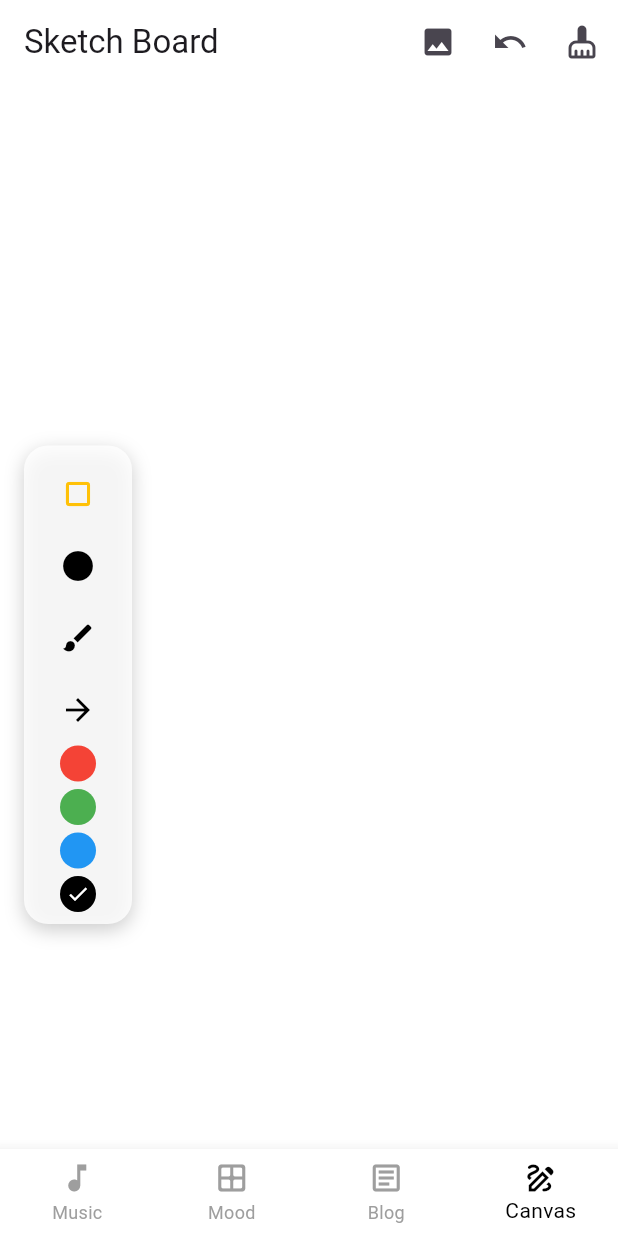
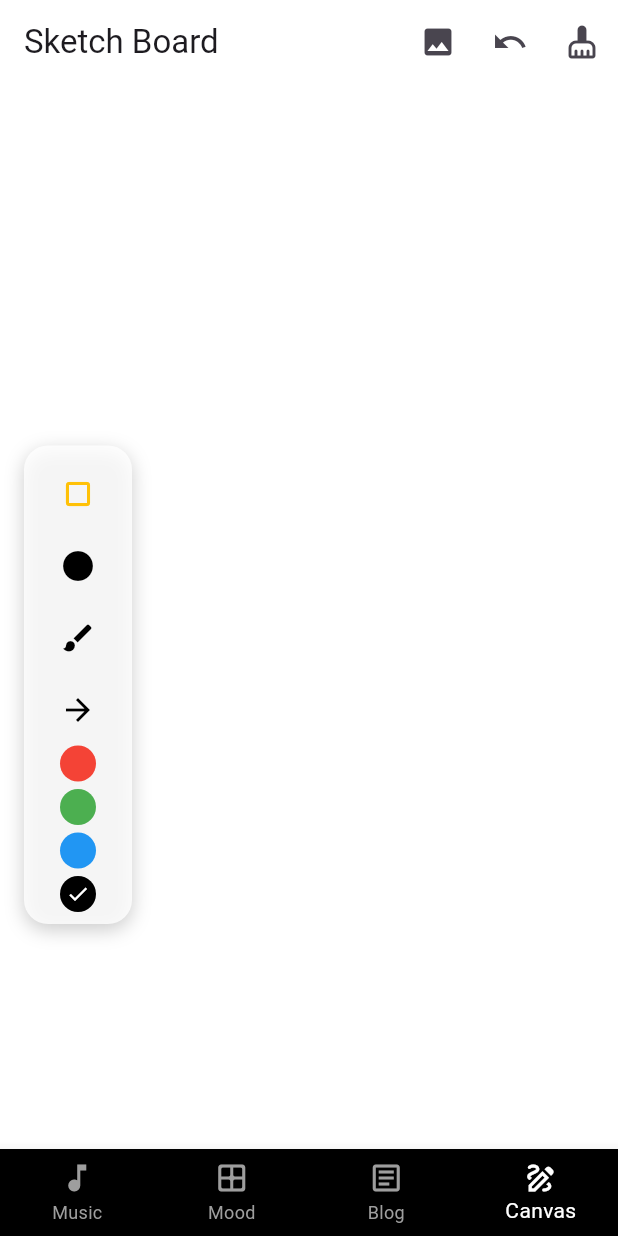
Before and after one commit to Peehu1308/Sphere, a Flutter app: the screen it shows after launch, item 4 of the bottom bar chosen, on a phone screen of 412 x 824 dp. Run offline on Flutter 3.47's test engine with Material 3 defaults, Android fonts, the light colour scheme and no system bars; our stand-ins replace flutter_dotenv, google_fonts, image_picker, supabase_flutter; missing offline and left inert: flutter_web_auth_2; accounts and stored records are empty.

Commit message:
Update navbar.dart

```diff
--- a/lib/components/navbar.dart
+++ b/lib/components/navbar.dart
@@ -24,7 +24,12 @@ class _NavbarState extends State<Navbar> {
   @override
   Widget build(BuildContext context) {
     return BottomNavigationBar(
+
       currentIndex: widget.currentIndex,
+      unselectedIconTheme:IconThemeData(color:Colors.grey) ,
+      selectedIconTheme: IconThemeData(color: Colors.white),
+      selectedLabelStyle: TextStyle(color: Colors.white),
+      unselectedLabelStyle: TextStyle(color: Colors.grey),
       onTap: (index) {
         if (index == 0) {
           Navigator.push(
@@ -54,9 +59,9 @@ class _NavbarState extends State<Navbar> {
           );
         }
       },
-      backgroundColor: Colors.white,
+      backgroundColor: Colors.black,
 
-      selectedItemColor: Colors.black,
+      selectedItemColor: Colors.white,
       unselectedItemColor: Colors.grey,
       showUnselectedLabels: true,
       type: BottomNavigationBarType.fixed,
```
